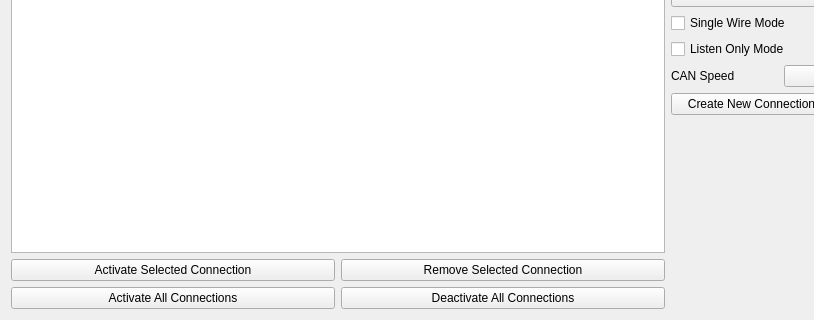
Old version of the form connectionwindow.ui in the repository collin80/SavvyCAN; both pictures show x 0 to 814 and y 113 to 433 of the 1009 by 433 pixel window.
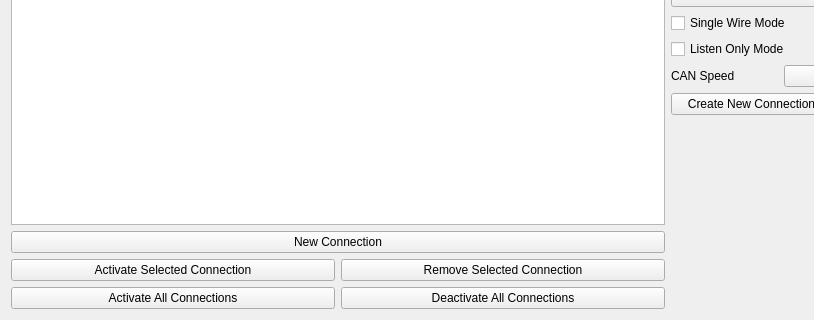
New version of the form.

Commit message:
Additional implementation of the new connection scheme. It is now possible to send frames to CANConnection objects indirectly based on registered bus number.
This further abstracts the interface. Things are reasonably stable now for frame reception. Initial work has been done to support frame transmission as well. This is currently less stable but mostly working.

```diff
--- a/connectionwindow.ui
+++ b/connectionwindow.ui
@@ -33,6 +33,13 @@
        </property>
       </widget>
      </item>
+     <item>
+      <widget class="QPushButton" name="btnNewConn">
+       <property name="text">
+        <string>New Connection</string>
+       </property>
+      </widget>
+     </item>
      <item>
       <layout class="QHBoxLayout" name="horizontalLayout_5">
        <item>
```
The commit also changes 17 other files.
